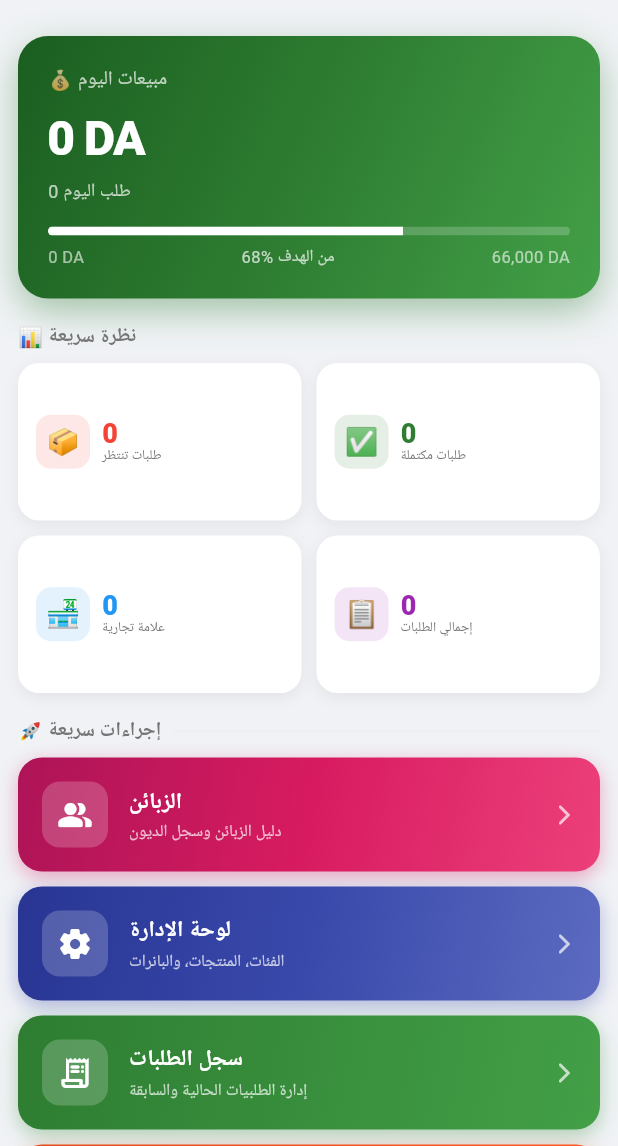
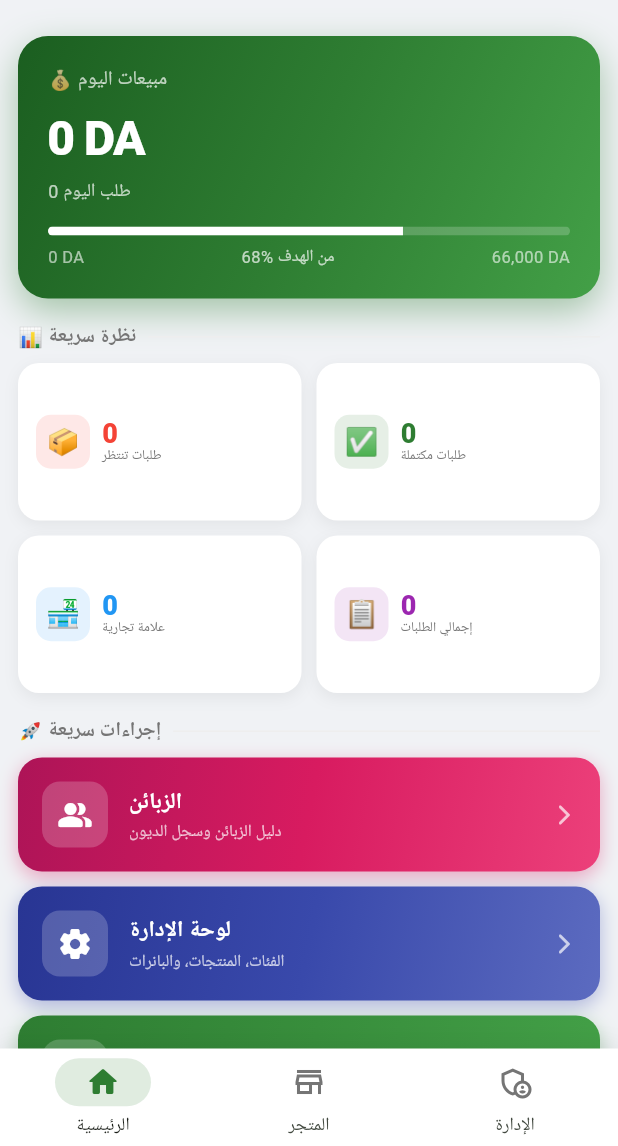
Before and after one commit to adem-bktr/alqanaa_app, a Flutter app: the MainScreen screen opened directly with empty values, on a phone screen of 412 x 824 dp, the part 90-1236 px from its top. Run offline on Flutter 3.47's test engine with Material 3 defaults, Android fonts, the phone set to English and light mode, and no system bars; our stand-ins replace badges, cloud_firestore, firebase_auth, firebase_core, firebase_messaging, firebase_storage and 10 more; missing offline and left inert: esc_pos_utils_plus, print_bluetooth_thermal; accounts and stored records are empty.

Commit message:
Final Touch: Organized Receipt, Editable Paid Amount, Restored Bottom Nav, and Moved Orders/Stats into Admin Tabs

```diff
--- a/lib/screens/main_screen.dart
+++ b/lib/screens/main_screen.dart
@@ -751,6 +751,12 @@ class _MainScreenState extends State<MainScreen>
     final isDark    = widget.isDarkMode;
     final cartCount = cart.fold(0, (sum, item) => sum + item.quantity);
 
+    final pages = [
+      _buildDashboard(isDark),
+      _buildBrandsTab(isDark),
+      const AdminScreen(),
+    ];
+
     return KeyboardListener(
       focusNode: _keyboardFocus,
       onKeyEvent: _handleKeyEvent,
@@ -819,9 +825,9 @@ class _MainScreenState extends State<MainScreen>
                     padding: const EdgeInsets.symmetric(horizontal: 20),
                     child: Row(
                       children: [
-                        const Text(
-                          'الرئيسية',
-                          style: TextStyle(
+                        Text(
+                          ['الرئيسية','المتجر','الإدارة'][_currentNavIndex],
+                          style: const TextStyle(
                               color: Colors.white,
                               fontWeight: FontWeight.bold,
                               fontSize: 18),
@@ -858,13 +864,52 @@ class _MainScreenState extends State<MainScreen>
                       ],
                     ),
                   ),
-                  Expanded(child: _buildDashboard(isDark)),
+                  Expanded(child: IndexedStack(index: _currentNavIndex, children: pages)),
                 ],
               ),
             ),
           ],
         )
-            : _buildDashboard(isDark),
+            : IndexedStack(index: _currentNavIndex, children: pages),
+
+        bottomNavigationBar: isDesktop ? null : Container(
+          decoration: BoxDecoration(
+            boxShadow: [BoxShadow(
+                color: Colors.black.withOpacity(0.08),
+                blurRadius: 12,
+                offset: const Offset(0, -2))],
+          ),
+          child: NavigationBar(
+            selectedIndex: _currentNavIndex,
+            onDestinationSelected: (index) => setState(() => _currentNavIndex = index),
+            backgroundColor: isDark ? const Color(0xFF1E1E2E) : Colors.white,
+            indicatorColor: const Color(0xFF2E7D32).withOpacity(0.15),
+            surfaceTintColor: Colors.transparent,
+            shadowColor: Colors.transparent,
+            elevation: 0, height: 65,
+            labelBehavior: NavigationDestinationLabelBehavior.alwaysShow,
+            destinations: [
+              NavigationDestination(
+                icon: Icon(Icons.home_outlined,
+                    color: isDark ? Colors.grey.shade400 : Colors.grey.shade600),
+                selectedIcon: const Icon(Icons.home_rounded, color: Color(0xFF2E7D32)),
+                label: 'الرئيسية',
+              ),
+              NavigationDestination(
+                icon: Icon(Icons.store_outlined,
+                    color: isDark ? Colors.grey.shade400 : Colors.grey.shade600),
+                selectedIcon: const Icon(Icons.store_rounded, color: Color(0xFF2E7D32)),
+                label: 'المتجر',
+              ),
+              NavigationDestination(
+                icon: Icon(Icons.admin_panel_settings_outlined,
+                    color: isDark ? Colors.grey.shade400 : Colors.grey.shade600),
+                selectedIcon: const Icon(Icons.admin_panel_settings_rounded, color: Color(0xFF2E7D32)),
+                label: 'الإدارة',
+              ),
+            ],
+          ),
+        ),
       ),
     );
   }
```
Also changed, not shown: lib/screens/admin_manage_tab.dart (+0 -77 lines), lib/screens/admin_screen.dart (+21 -11 lines), lib/services/printer_service.dart (+13 -13 lines).
